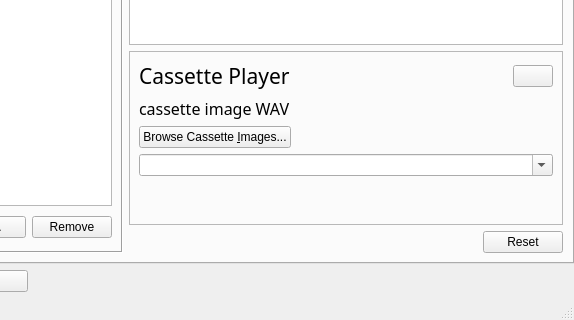
Before: the Qt Designer form main.ui in openMSX/catapult, drawn with Qt 5; both pictures show x 138 to 712 and y 195 to 515 of the 712 by 515 pixel window.
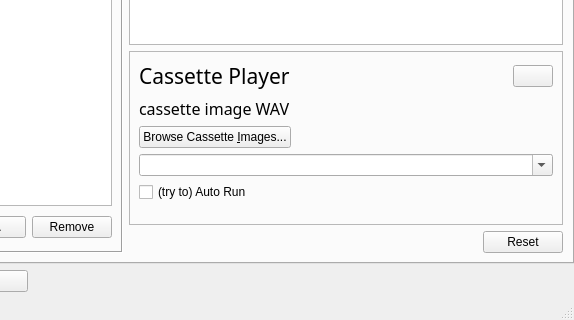
After: the same form once the commit is applied. The open tabs and pages were chosen to show the change. Icons and pictures are not drawn.

Commit message: Added auto run cassettes option on cassette page of media tab

```diff
--- a/main.ui
+++ b/main.ui
@@ -634,23 +634,8 @@
              </layout>
             </widget>
             <widget class="QWidget" name="cassettePage" >
-             <layout class="QVBoxLayout" >
-              <property name="spacing" >
-               <number>6</number>
-              </property>
-              <property name="leftMargin" >
-               <number>9</number>
-              </property>
-              <property name="topMargin" >
-               <number>9</number>
-              </property>
-              <property name="rightMargin" >
-               <number>9</number>
-              </property>
-              <property name="bottomMargin" >
-               <number>9</number>
-              </property>
-              <item>
+             <layout class="QGridLayout" >
+              <item row="0" column="0" >
                <layout class="QHBoxLayout" >
                 <property name="spacing" >
                  <number>6</number>
@@ -718,7 +703,7 @@
                 </property>
                </widget>
               </item>
-              <item>
+              <item row="2" column="0" >
                <layout class="QHBoxLayout" >
                 <property name="spacing" >
                  <number>6</number>
@@ -782,15 +767,25 @@
                 </property>
                </widget>
               </item>
-              <item>
+              <item row="4" column="0" >
+               <widget class="QCheckBox" name="autoRunCassettesCheckBox" >
+                <property name="toolTip" >
+                 <string>Currently only works for CAS images.</string>
+                </property>
+                <property name="text" >
+                 <string>(try to) Auto Run</string>
+                </property>
+               </widget>
+              </item>
+              <item row="5" column="0" >
                <spacer>
                 <property name="orientation" >
                  <enum>Qt::Vertical</enum>
                 </property>
                 <property name="sizeHint" >
                  <size>
-                  <width>20</width>
-                  <height>40</height>
+                  <width>242</width>
+                  <height>16</height>
                  </size>
                 </property>
                </spacer>
```
Left out of the diff: 4 changed lines with no effect on the pictures. The commit also changes 4 other files.
